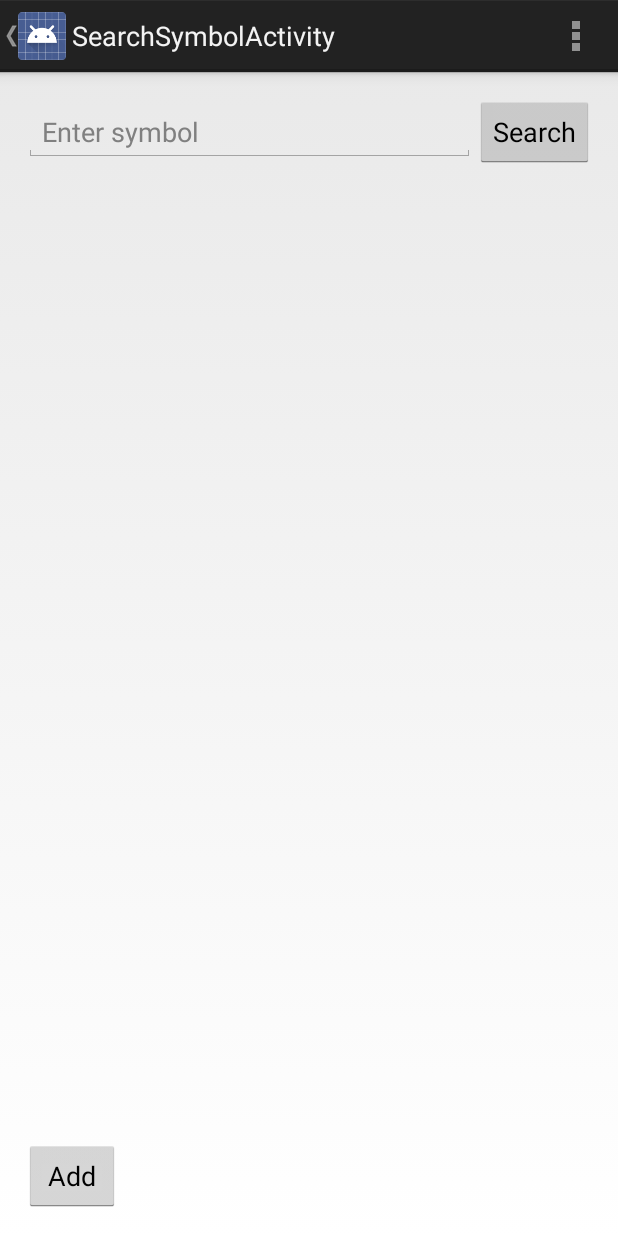
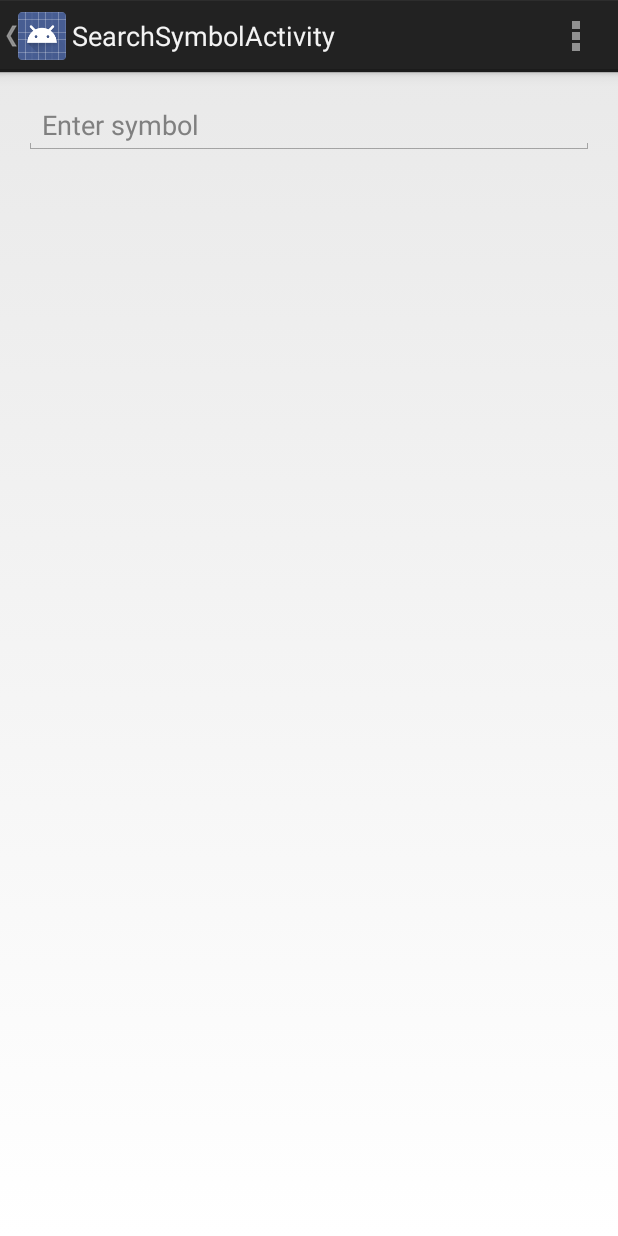
Before and after one commit to lhoghu/PortfolioMonitor, an Android app: the screen it shows after launch (SearchSymbolActivity), after a tap on "Search", on a phone screen of 412 x 824 dp. Run offline under Robolectric (Android 15) with nearby library versions, the phone set to English and light mode, and no system bars.

Commit message:
Search activity ui improvements
Add autocompletion to yahoo symbol search; change add mechanic for symbols to db, so now click on search result to add, rather than button

```diff
--- a/app/src/main/res/layout/activity_search_symbol.xml
+++ b/app/src/main/res/layout/activity_search_symbol.xml
@@ -1,6 +1,5 @@
 <LinearLayout
     xmlns:android="http://schemas.android.com/apk/res/android"
-    xmlns:tools="http://schemas.android.com/tools"
     android:layout_width="fill_parent"
     android:layout_height="fill_parent"
     android:paddingLeft="@dimen/activity_horizontal_margin"
@@ -9,40 +8,16 @@
     android:paddingBottom="@dimen/activity_vertical_margin"
     android:orientation="vertical" >
 
-    <LinearLayout
-        xmlns:android="http://schemas.android.com/apk/res/android"
-        xmlns:tools="http://schemas.android.com/tools"
-        android:layout_width="match_parent"
-        android:layout_height="wrap_content"
-        android:orientation="horizontal"
-        tools:context="com.lhoghu.portfoliomonitor.SearchSymbolActivity">
-
-        <EditText
-            android:id="@+id/symbol_search"
-            android:hint="@string/symbol_search"
-            android:layout_weight="1"
-            android:layout_width="0dp"
-            android:layout_height="wrap_content" />
-
-        <Button
-            android:id="@+id/symbol_search_button"
-            android:layout_width="wrap_content"
-            android:layout_height="wrap_content"
-            android:text="@string/button_search" />
-    </LinearLayout>
+    <EditText
+        android:id="@+id/symbol_search"
+        android:hint="@string/symbol_search"
+        android:layout_width="fill_parent"
+        android:layout_height="wrap_content" />
 
     <ListView
         android:id="@+id/symbol_list"
         android:layout_height="0dp"
         android:layout_width="fill_parent"
-        android:layout_weight="1">
-    </ListView>
-
-    <Button android:text="Add"
-        android:id="@+id/button_add_symbol"
-        android:layout_width="wrap_content"
-        android:layout_height="wrap_content"
-        android:onClick="buttonAddSymbolHandler">
-    </Button>
+        android:layout_weight="1" />
 
 </LinearLayout>
--- a/app/src/main/res/values/strings.xml
+++ b/app/src/main/res/values/strings.xml
@@ -20,8 +20,6 @@
     <string name="boughtat">Bought at</string>
     <string name="boughtat_hint">Enter value bought at</string>
 
-    <!--<string name="portfolio_symbol">Symbol</string>-->
-    <!--<string name="portfolio_name">Name</string>-->
     <string name="portfolio_currency">Ccy</string>
     <string name="portfolio_position">Units</string>
     <string name="portfolio_boughtat">\@</string>
```
Also changed, not shown: app/src/main/java/com/lhoghu/portfoliomonitor/SearchResult.java (added, +24 -0 lines), app/src/main/java/com/lhoghu/portfoliomonitor/SearchSymbolActivity.java (+68 -50 lines), app/src/main/java/com/lhoghu/portfoliomonitor/YahooLookup.java (added, +88 -0 lines), app/src/main/res/layout/search_result.xml (renamed from app/src/main/res/layout/stock.xml, +4 -10 lines).
